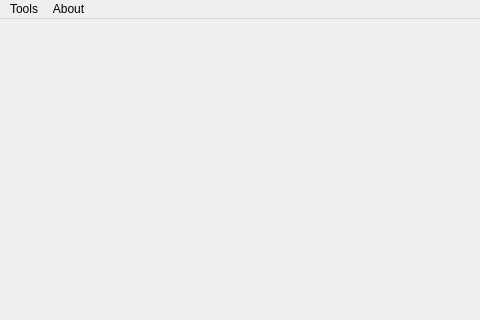
JailedBird/QALog, file QALog/draftwindow.ui: the form before one commit; both pictures show x 0 to 480 and y 0 to 320 of the 640 by 480 pixel window.
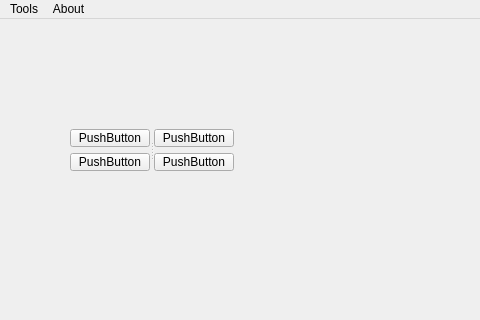
The form after the commit.

Commit message: feat: 优化Splitter处理

What changed in the file:
```diff
--- a/QALog/draftwindow.ui
+++ b/QALog/draftwindow.ui
@@ -13,7 +13,70 @@
   <property name="windowTitle">
    <string>MainWindow</string>
   </property>
-  <widget class="QWidget" name="centralwidget"/>
+  <widget class="QWidget" name="centralwidget">
+   <widget class="QSplitter" name="splitter">
+    <property name="geometry">
+     <rect>
+      <x>70</x>
+      <y>110</y>
+      <width>164</width>
+      <height>42</height>
+     </rect>
+    </property>
+    <property name="orientation">
+     <enum>Qt::Horizontal</enum>
+    </property>
+    <widget class="QWidget" name="">
+     <layout class="QVBoxLayout" name="verticalLayout">
+      <item>
+       <spacer name="verticalSpacer">
+        <property name="orientation">
+         <enum>Qt::Vertical</enum>
+        </property>
+        <property name="sizeHint" stdset="0">
+         <size>
+          <width>20</width>
+          <height>40</height>
+         </size>
+        </property>
+       </spacer>
+      </item>
+      <item>
+       <widget class="QPushButton" name="pushButton">
+        <property name="text">
+         <string>PushButton</string>
+        </property>
+       </widget>
+      </item>
+      <item>
+       <widget class="QPushButton" name="pushButton_2">
+        <property name="text">
+         <string>PushButton</string>
+        </property>
+       </widget>
+      </item>
+     </layout>
+    </widget>
+    <widget class="QWidget" name="layoutWidget">
+     <layout class="QVBoxLayout" name="verticalLayout_2">
+      <item>
+       <widget class="QPushButton" name="pushButton_3">
+        <property name="text">
+         <string>PushButton</string>
+        </property>
+       </widget>
+      </item>
+      <item>
+       <widget class="QPushButton" name="pushButton_4">
+        <property name="text">
+         <string>PushButton</string>
+        </property>
+       </widget>
+      </item>
+     </layout>
+    </widget>
+   </widget>
+  </widget>
   <widget class="QMenuBar" name="menubar">
    <property name="geometry">
     <rect>
```
The commit also changes 1 other file.
